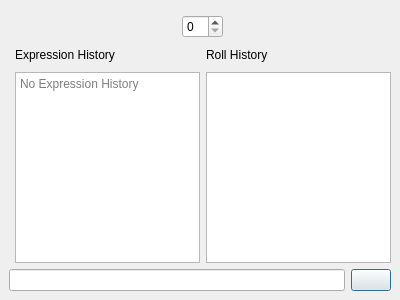
ganelonhb/QDMSuite, file dicedockwidget.ui: the form before one commit.
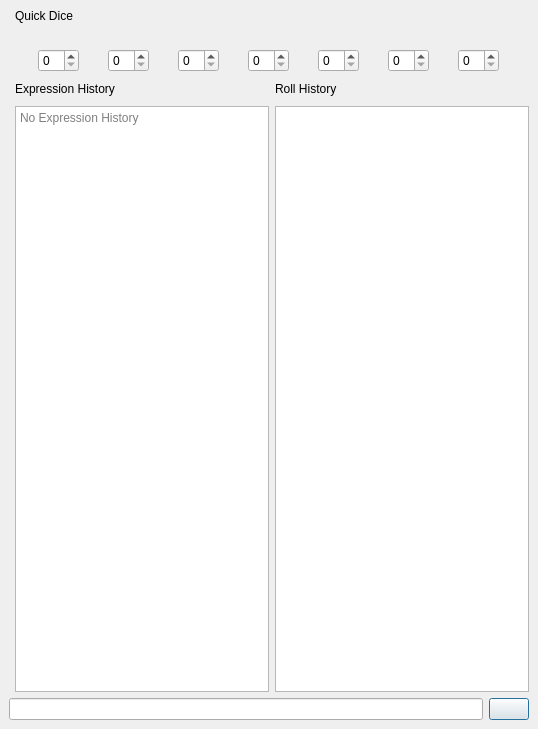
The form after the commit. Icons and pictures are not drawn. Custom widgets are drawn as their Qt base class.

Commit message: added quick dice. Fixed regex bug

Patch:
```diff
--- a/dicedockwidget.ui
+++ b/dicedockwidget.ui
@@ -6,8 +6,8 @@
    <rect>
     <x>0</x>
     <y>0</y>
-    <width>400</width>
-    <height>300</height>
+    <width>538</width>
+    <height>729</height>
    </rect>
   </property>
   <property name="windowTitle">
@@ -15,7 +15,14 @@
   </property>
   <widget class="QWidget" name="dockWidgetContents">
    <layout class="QGridLayout" name="gridLayout">
-    <item row="2" column="0" colspan="3">
+    <item row="0" column="1">
+     <widget class="QLabel" name="label_3">
+      <property name="text">
+       <string>Quick Dice</string>
+      </property>
+     </widget>
+    </item>
+    <item row="3" column="0" colspan="3">
      <layout class="QHBoxLayout" name="horizontalLayout">
       <item>
        <widget class="QLineEdit" name="expressionLineEdit"/>
@@ -36,7 +43,7 @@
       </item>
      </layout>
     </item>
-    <item row="1" column="2">
+    <item row="2" column="2">
      <layout class="QVBoxLayout" name="verticalLayout">
       <item>
        <layout class="QHBoxLayout" name="horizontalLayout_2">
@@ -85,7 +92,256 @@
       </item>
      </layout>
     </item>
-    <item row="1" column="1">
+    <item row="1" column="1" colspan="2">
+     <layout class="QGridLayout" name="gridLayout_2">
+      <item row="4" column="1">
+       <widget class="QSpinBox" name="d6SpinBox">
+        <property name="sizePolicy">
+         <sizepolicy hsizetype="Maximum" vsizetype="Fixed">
+          <horstretch>0</horstretch>
+          <verstretch>0</verstretch>
+         </sizepolicy>
+        </property>
+       </widget>
+      </item>
+      <item row="4" column="5">
+       <widget class="QSpinBox" name="d20SpinBox">
+        <property name="sizePolicy">
+         <sizepolicy hsizetype="Maximum" vsizetype="Maximum">
+          <horstretch>0</horstretch>
+          <verstretch>0</verstretch>
+         </sizepolicy>
+        </property>
+       </widget>
+      </item>
+      <item row="3" column="6">
+       <widget class="QClickableLabel" name="dPercent">
+        <property name="sizePolicy">
+         <sizepolicy hsizetype="Minimum" vsizetype="Minimum">
+          <horstretch>0</horstretch>
+          <verstretch>0</verstretch>
+         </sizepolicy>
+        </property>
+        <property name="cursor">
+         <cursorShape>PointingHandCursor</cursorShape>
+        </property>
+        <property name="toolTip">
+         <string>Roll d% (d100)</string>
+        </property>
+        <property name="text">
+         <string/>
+        </property>
+        <property name="scaledContents">
+         <bool>true</bool>
+        </property>
+        <property name="alignment">
+         <set>Qt::AlignmentFlag::AlignCenter</set>
+        </property>
+       </widget>
+      </item>
+      <item row="3" column="0">
+       <widget class="QClickableLabel" name="d4">
+        <property name="sizePolicy">
+         <sizepolicy hsizetype="Minimum" vsizetype="Minimum">
+          <horstretch>0</horstretch>
+          <verstretch>0</verstretch>
+         </sizepolicy>
+        </property>
+        <property name="cursor">
+         <cursorShape>PointingHandCursor</cursorShape>
+        </property>
+        <property name="toolTip">
+         <string>Roll d4</string>
+        </property>
+        <property name="text">
+         <string/>
+        </property>
+        <property name="scaledContents">
+         <bool>true</bool>
+        </property>
+        <property name="alignment">
+         <set>Qt::AlignmentFlag::AlignCenter</set>
+        </property>
+       </widget>
+      </item>
+      <item row="3" column="4">
+       <widget class="QClickableLabel" name="d12">
+        <property name="sizePolicy">
+         <sizepolicy hsizetype="Minimum" vsizetype="Minimum">
+          <horstretch>0</horstretch>
+          <verstretch>0</verstretch>
+         </sizepolicy>
+        </property>
+        <property name="cursor">
+         <cursorShape>PointingHandCursor</cursorShape>
+        </property>
+        <property name="toolTip">
+         <string>Roll d12</string>
+        </property>
+        <property name="text">
+         <string/>
+        </property>
+        <property name="scaledContents">
+         <bool>true</bool>
+        </property>
+        <property name="alignment">
+         <set>Qt::AlignmentFlag::AlignCenter</set>
+        </property>
+       </widget>
+      </item>
+      <item row="4" column="3">
+       <widget class="QSpinBox" name="d10SpinBox">
+        <property name="sizePolicy">
+         <sizepolicy hsizetype="Maximum" vsizetype="Fixed">
+          <horstretch>0</horstretch>
+          <verstretch>0</verstretch>
+         </sizepolicy>
+        </property>
+       </widget>
+      </item>
+      <item row="3" column="3">
+       <widget class="QClickableLabel" name="d10">
+        <property name="sizePolicy">
+         <sizepolicy hsizetype="Minimum" vsizetype="Minimum">
+          <horstretch>0</horstretch>
+          <verstretch>0</verstretch>
+         </sizepolicy>
+        </property>
+        <property name="cursor">
+         <cursorShape>PointingHandCursor</cursorShape>
+        </property>
+        <property name="toolTip">
+         <string>Roll d10</string>
+        </property>
+        <property name="text">
+         <string/>
+        </property>
+        <property name="scaledContents">
+         <bool>true</bool>
+        </property>
+        <property name="alignment">
+         <set>Qt::AlignmentFlag::AlignCenter</set>
+        </property>
+       </widget>
+      </item>
+      <item row="4" column="4">
+       <widget class="QSpinBox" name="d12SpinBox">
+        <property name="sizePolicy">
+         <sizepolicy hsizetype="Maximum" vsizetype="Maximum">
+          <horstretch>0</horstretch>
+          <verstretch>0</verstretch>
+         </sizepolicy>
+        </property>
+       </widget>
+      </item>
+      <item row="3" column="2">
+       <widget class="QClickableLabel" name="d8">
+        <property name="sizePolicy">
+         <sizepolicy hsizetype="Minimum" vsizetype="Minimum">
+          <horstretch>0</horstretch>
+          <verstretch>0</verstretch>
+         </sizepolicy>
+        </property>
+        <property name="cursor">
+         <cursorShape>PointingHandCursor</cursorShape>
+        </property>
+        <property name="toolTip">
+         <string>Roll d8</string>
+        </property>
+        <property name="text">
+         <string/>
+        </property>
+        <property name="scaledContents">
+         <bool>true</bool>
+        </property>
+        <property name="alignment">
+         <set>Qt::AlignmentFlag::AlignCenter</set>
+        </property>
+       </widget>
+      </item>
+      <item row="4" column="2">
+       <widget class="QSpinBox" name="d8SpinBox">
+        <property name="sizePolicy">
+         <sizepolicy hsizetype="Maximum" vsizetype="Fixed">
+          <horstretch>0</horstretch>
+          <verstretch>0</verstretch>
+         </sizepolicy>
+        </property>
+       </widget>
+      </item>
+      <item row="3" column="1">
+       <widget class="QClickableLabel" name="d6">
+        <property name="sizePolicy">
+         <sizepolicy hsizetype="Minimum" vsizetype="Minimum">
+          <horstretch>0</horstretch>
+          <verstretch>0</verstretch>
+         </sizepolicy>
+        </property>
+        <property name="cursor">
+         <cursorShape>PointingHandCursor</cursorShape>
+        </property>
+        <property name="toolTip">
+         <string>Roll d6</string>
+        </property>
+        <property name="text">
+         <string/>
+        </property>
+        <property name="scaledContents">
+         <bool>true</bool>
+        </property>
+        <property name="alignment">
+         <set>Qt::AlignmentFlag::AlignCenter</set>
+        </property>
+       </widget>
+      </item>
+      <item row="4" column="6">
+       <widget class="QSpinBox" name="dPercentSpinBox">
+        <property name="sizePolicy">
+         <sizepolicy hsizetype="Maximum" vsizetype="Maximum">
+          <horstretch>0</horstretch>
+          <verstretch>0</verstretch>
+         </sizepolicy>
+        </property>
+       </widget>
+      </item>
+      <item row="3" column="5">
+       <widget class="QClickableLabel" name="d20">
+        <property name="sizePolicy">
+         <sizepolicy hsizetype="Minimum" vsizetype="Minimum">
+          <horstretch>0</horstretch>
+          <verstretch>0</verstretch>
+         </sizepolicy>
+        </property>
+        <property name="cursor">
+         <cursorShape>PointingHandCursor</cursorShape>
+        </property>
+        <property name="toolTip">
+         <string>Roll d20</string>
+        </property>
+        <property name="text">
+         <string/>
+        </property>
+        <property name="scaledContents">
+         <bool>true</bool>
+        </property>
+        <property name="alignment">
+         <set>Qt::AlignmentFlag::AlignCenter</set>
+        </property>
+       </widget>
+      </item>
+      <item row="4" column="0">
+       <widget class="QSpinBox" name="d4SpinBox">
+        <property name="sizePolicy">
+         <sizepolicy hsizetype="Maximum" vsizetype="Fixed">
+          <horstretch>0</horstretch>
+          <verstretch>0</verstretch>
+         </sizepolicy>
+        </property>
+       </widget>
+      </item>
+     </layout>
+    </item>
+    <item row="2" column="1">
      <layout class="QVBoxLayout" name="verticalLayout_2">
       <item>
        <layout class="QHBoxLayout" name="horizontalLayout_4">
@@ -143,42 +399,16 @@
       </item>
      </layout>
     </item>
-    <item row="0" column="1" colspan="2">
-     <layout class="QGridLayout" name="gridLayout_2">
-      <item row="1" column="0">
-       <widget class="QLabel" name="d6">
-        <property name="sizePolicy">
-         <sizepolicy hsizetype="Ignored" vsizetype="Ignored">
-          <horstretch>0</horstretch>
-          <verstretch>0</verstretch>
-         </sizepolicy>
-        </property>
-        <property name="text">
-         <string/>
-        </property>
-        <property name="pixmap">
-         <pixmap resource="res.qrc">:/ui/dice/symbolic-dark/d6.svg</pixmap>
-        </property>
-        <property name="scaledContents">
-         <bool>true</bool>
-        </property>
-       </widget>
-      </item>
-      <item row="2" column="0">
-       <widget class="QSpinBox" name="d6SpinBox">
-        <property name="sizePolicy">
-         <sizepolicy hsizetype="Maximum" vsizetype="Fixed">
-          <horstretch>0</horstretch>
-          <verstretch>0</verstretch>
-         </sizepolicy>
-        </property>
-       </widget>
-      </item>
-     </layout>
-    </item>
    </layout>
   </widget>
  </widget>
+ <customwidgets>
+  <customwidget>
+   <class>QClickableLabel</class>
+   <extends>QLabel</extends>
+   <header>qclickablelabel.h</header>
+  </customwidget>
+ </customwidgets>
  <tabstops>
   <tabstop>expressionLineEdit</tabstop>
   <tabstop>enterPushButton</tabstop>
```
Left out of the diff: 7 changed lines with no effect on the pictures. The commit also changes 14 other files.
